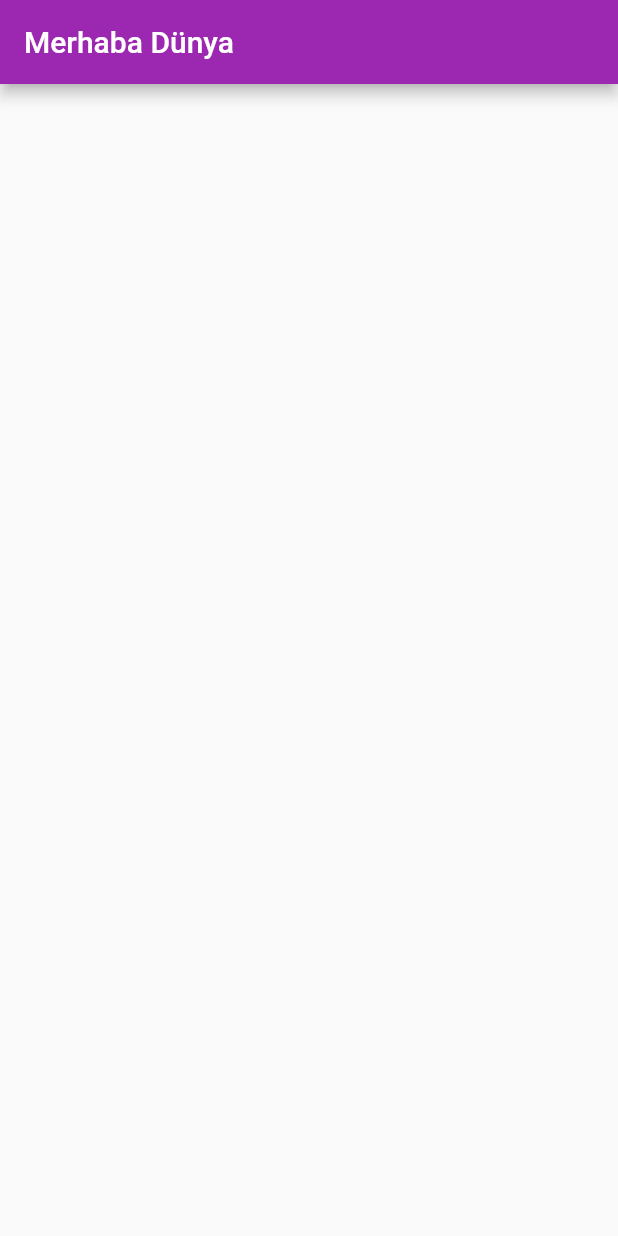
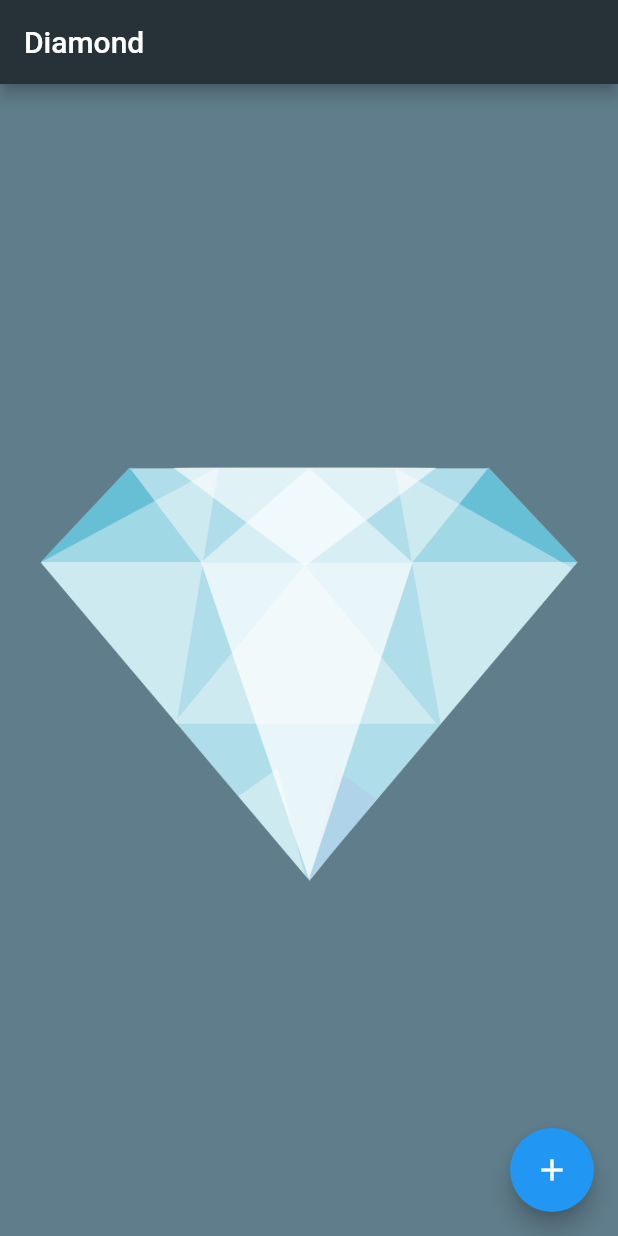
Before and after one commit to ugurnarmann/myBusinessCardWithFlutter, a Flutter app: the screen it shows after launch, on a phone screen of 412 x 824 dp. Run offline on Flutter 3.47's test engine with Material 2 defaults, Android fonts, the phone set to English and light mode, and no system bars.

Commit message:
new learn

```diff
--- a/lib/main.dart
+++ b/lib/main.dart
@@ -1,13 +1,35 @@
 import 'package:flutter/material.dart';
 
-void main() {
-  runApp(MaterialApp(
-    debugShowCheckedModeBanner: false,
-    home: new Scaffold(
-      appBar: AppBar(
-        title: Text('Merhaba Dünya'),
-        backgroundColor: Colors.purple,
-      ),
-    ),
-  ));
+void main() => runApp(MainPage());
+
+class MainPage extends StatelessWidget {
+  const MainPage({Key key}) : super(key: key);
+
+  @override
+  Widget build(BuildContext context) {
+    return MaterialApp(
+      debugShowCheckedModeBanner: false,
+      home: Scaffold(
+          backgroundColor: Colors.blueGrey,
+          appBar: AppBar(
+            backgroundColor: Colors.blueGrey[900],
+            title: Text(
+              'Diamond',
+            ),
+          ),
+          floatingActionButton: FloatingActionButton(
+            onPressed: () {
+              print('Selamin Aleyküm');
+            },
+            child: Icon(
+              Icons.add,
+            ),
+          ),
+          body: Center(
+            child: Image(
+              image: AssetImage('images/diamond.png'),
+            ),
+          )),
+    );
+  }
 }
--- a/pubspec.yaml
+++ b/pubspec.yaml
@@ -46,7 +46,7 @@ flutter:
 
   # To add assets to your application, add an assets section, like this:
   assets:
-    - assets/testimage.jpg
+    - images/
   #   - images/a_dot_ham.jpeg
 
   # An image asset can refer to one or more resolution-specific "variants", see
```
Also changed, not shown: assets/testimage.jpg (deleted), images/diamond.png (added), images/diamond_logo.png (added), 38 other files.
